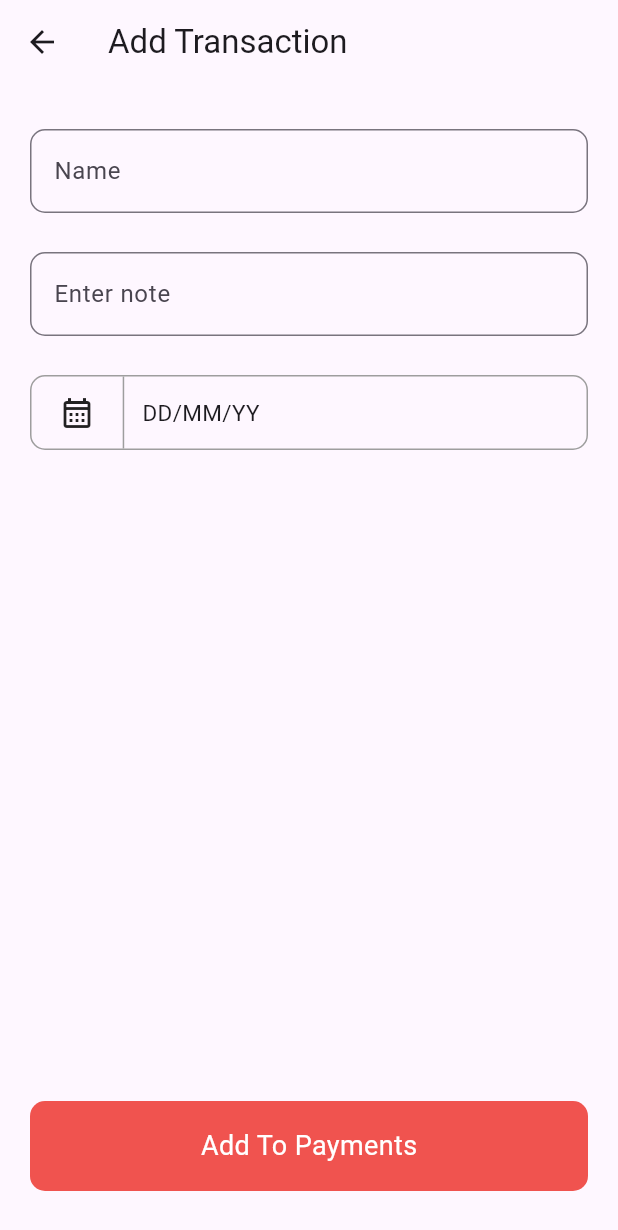
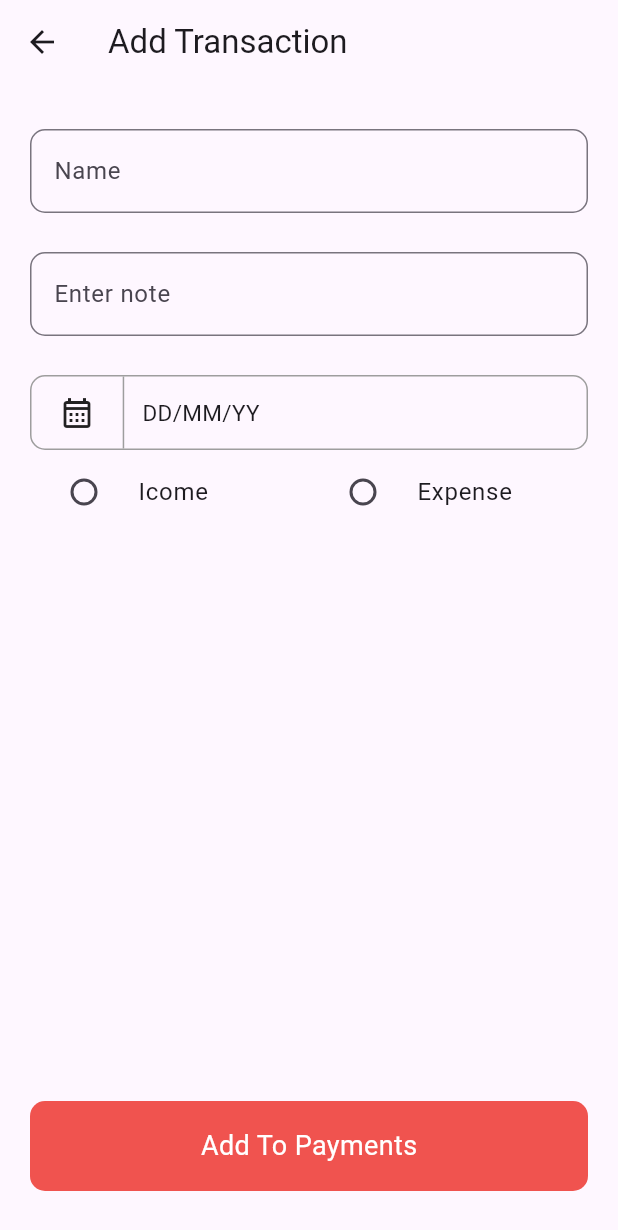
Before and after one commit to TranTrungTinLV/iPlanning, a Flutter app: the InformationBudgetScreen screen opened directly with empty values, after a tap on the "add" icon, on a phone screen of 412 x 824 dp. Shown: the top 1230 px of the screen. Run offline on Flutter 3.47's test engine with Material 3 defaults, Android fonts, the phone set to English and light mode, and no system bars; our stand-ins replace cloud_firestore, firebase_auth, firebase_core, firebase_storage, flutter_map, flutter_spinkit and 11 more; missing offline and left inert: dart:ffi; accounts and stored records are empty.

Commit message:
update sqlifte

```diff
--- a/analysis_options.yaml
+++ b/analysis_options.yaml
@@ -7,6 +7,9 @@
 
 # The following line activates a set of recommended lints for Flutter apps,
 # packages, and plugins designed to encourage good coding practices.
+analyzer:
+  errors:
+    prefer_const_constructors: ignore
 include: package:flutter_lints/flutter.yaml
 
 linter:
--- a/lib/main.dart
+++ b/lib/main.dart
@@ -5,11 +5,11 @@ import 'package:flutter/services.dart';
 import 'package:iplanning/firebase_options.dart';
 import 'package:iplanning/screens/splashScreen.dart';
 import 'package:iplanning/services/categories.dart';
-import 'package:iplanning/sqlhelper/budget_sqlife.dart';
+import 'package:iplanning/sqlhelper/note_sqlife.dart';
 
 void main() async {
   WidgetsFlutterBinding.ensureInitialized();
-  BudgetSQLHelper.getDatabase;
+  NoteSQLHelper.getDatabase;
   SystemChrome.setPreferredOrientations(
       [DeviceOrientation.portraitUp, DeviceOrientation.portraitDown]);
   await Firebase.initializeApp(
--- /dev/null
+++ b/lib/models/note.dart
@@ -0,0 +1,39 @@
+import 'package:iplanning/utils/transactionType.dart';
+import 'package:uuid/uuid.dart';
+
+class NoteModel {
+  final String name;
+  final String note_id;
+  final String budget_id;
+  final TransactionType transactionType;
+  final String? content;
+  NoteModel({
+    required this.name,
+    this.content,
+    required this.budget_id,
+    required this.note_id,
+    required this.transactionType,
+  });
+
+  factory NoteModel.fromJson(Map<String, dynamic> json) {
+    return NoteModel(
+      name: json['name'] as String,
+      note_id: json['note_id'] as String,
+      budget_id: json['budget_id'] as String,
+      content: json['content'] as String?,
+      transactionType: TransactionType.values.firstWhere(
+        (e) =>
+            e.toString() == json['transactionType'], // Convert string to enum
+      ),
+    );
+  }
+  Map<String, dynamic> toJson() {
+    return {
+      'name': name,
+      'note_id': note_id,
+      'content': content,
+      'budget_id': budget_id,
+      'transactionType': transactionType.toString()
+    };
+  }
+}
--- a/lib/screens/InformationBudgetScreen.dart
+++ b/lib/screens/InformationBudgetScreen.dart
@@ -8,11 +8,12 @@ class InformationBudgetScreen extends StatefulWidget {
       {super.key,
       required this.budgetName,
       required this.note,
-      required this.estimateAmount});
+      required this.estimateAmount,
+      required this.budgetId});
   final String budgetName;
   final String note;
   final String estimateAmount;
-
+  final String budgetId;
   @override
   State<InformationBudgetScreen> createState() =>
       _InformationBudgetScreenState();
@@ -21,6 +22,7 @@ class InformationBudgetScreen extends StatefulWidget {
 class _InformationBudgetScreenState extends State<InformationBudgetScreen>
     with SingleTickerProviderStateMixin {
   bool isOpen = true;
+  bool isCheck = false;
   late final TabController _tabController;
   @override
   void initState() {
@@ -175,7 +177,9 @@ class _InformationBudgetScreenState extends State<InformationBudgetScreen>
                       child: Text(
                         "Payments",
                         style: TextStyle(
-                            fontSize: 24, fontWeight: FontWeight.w600),
+                          fontSize: 24,
+                          fontWeight: FontWeight.w600,
+                        ),
                       ),
                     ),
                     GestureDetector(
@@ -183,7 +187,9 @@ class _InformationBudgetScreenState extends State<InformationBudgetScreen>
                         Navigator.push(
                             context,
                             MaterialPageRoute(
-                                builder: (ctx) => TransactionScreen()));
+                                builder: (ctx) => TransactionScreen(
+                                      budgetId: widget.budgetId,
+                                    )));
                       },
                       child: Container(
                         height: 25,
@@ -213,11 +219,67 @@ class _InformationBudgetScreenState extends State<InformationBudgetScreen>
                 decoration: BoxDecoration(
                     border: Border.all(color: Colors.grey),
                     borderRadius: BorderRadius.circular(8.0)),
-                child: Center(
-                    child: Text(
-                  "No payment not found",
-                  style: TextStyle(fontSize: 15.0, fontWeight: FontWeight.w300),
-                )),
+                child: !isOpen
+                    ? Center(
+                        child: Text(
+                        "No payment not found",
+                        style: TextStyle(
+                            fontSize: 15.0, fontWeight: FontWeight.w300),
+                      ))
+                    : Container(
+                        margin:
+                            EdgeInsets.symmetric(vertical: 13, horizontal: 11),
+                        child: Row(
+                          crossAxisAlignment: CrossAxisAlignment.start,
+                          mainAxisAlignment: MainAxisAlignment.spaceBetween,
+                          children: [
+                            Row(
+                              mainAxisAlignment: MainAxisAlignment.center,
+                              crossAxisAlignment: CrossAxisAlignment.start,
+                              children: [
+                                Container(
+                                  width: 19,
+                                  child: Checkbox(
+                                    value: isCheck,
+                                    onChanged: (value) {
+                                      setState(() {
+                                        isCheck = value!;
+                                      });
+                                    },
+                                  ),
+                                ),
+                                SizedBox(
+                                  width: 10,
+                                ),
+                                Column(
+                                  crossAxisAlignment: CrossAxisAlignment.start,
+                                  mainAxisAlignment: MainAxisAlignment.start,
+                                  children: [
+                                    Text(
+                                      "Name",
+                                      style: TextStyle(
+                                          fontWeight: FontWeight.w500,
+                                          fontSize: 18),
+                                    ),
+                                    Text(
+                                      "Purchased date",
+                                      style: TextStyle(
+                                          fontSize: 14,
+                                          color: Colors.grey.shade600),
+                                    )
+                                  ],
+                                )
+                              ],
+                            ),
+                            Container(
+                              child: Text(
+                                "1000",
+                                style: TextStyle(fontSize: 18),
+                              ),
+                            )
+                          ],
+                        ),
+                      ),
               ),
               Container(
                 height: MediaQuery.of(context).size.height,
--- a/lib/screens/transactionScreen.dart
+++ b/lib/screens/transactionScreen.dart
@@ -1,9 +1,21 @@
 import 'package:flutter/material.dart';
+import 'package:iplanning/sqlhelper/note_sqlife.dart';
+import 'package:iplanning/utils/transactionType.dart';
 import 'package:iplanning/widgets/TextCustomFeild.dart';
 
-class TransactionScreen extends StatelessWidget {
-  const TransactionScreen({super.key});
+class TransactionScreen extends StatefulWidget {
+  TransactionScreen({super.key, required this.budgetId});
+  final String budgetId;
+  @override
+  State<TransactionScreen> createState() => _TransactionScreenState();
+}
 
+class _TransactionScreenState extends State<TransactionScreen> {
+  bool isCheck = false;
+  TransactionType? _transactionType;
+  TextEditingController name = TextEditingController();
+  TextEditingController note = TextEditingController();
+  TextEditingController content = TextEditingController();
   @override
   Widget build(BuildContext context) {
     return Scaffold(
@@ -18,11 +30,13 @@ class TransactionScreen extends StatelessWidget {
               child: Column(
                 children: [
                   TextFieldCustom(
+                    controller: name,
                     title: 'Name',
                     bottom: 26,
                     radius: 10.0,
                   ),
                   TextFieldCustom(
+                    controller: note,
                     title: 'Enter note',
                     bottom: 26,
                     radius: 10.0,
@@ -59,11 +73,6 @@ class TransactionScreen extends StatelessWidget {
                                 style: TextStyle(fontSize: 15),
                               ),
                             ),
-                            Container(
-                              child: Row(
-                                children: [],
-                              ),
-                            )
                           ],
                         ),
                         decoration: BoxDecoration(
@@ -72,13 +81,48 @@ class TransactionScreen extends StatelessWidget {
                       ),
                     ),
                   ),
+                  Container(
+                    child: Row(
+                      children: [
+                        Expanded(
+                          child: RadioListTile(
+                              title: Text("Icome"),
+                              value: TransactionType.income,
+                              groupValue: _transactionType,
+                              onChanged: (TransactionType? value) {
+                                setState(() {
+                                  _transactionType = value;
+                                });
+                              }),
+                        ),
+                        Expanded(
+                          child: RadioListTile(
+                              title: Text("Expense"),
+                              value: TransactionType.expense,
+                              groupValue: _transactionType,
+                              onChanged: (TransactionType? value) {
+                                setState(() {
+                                  _transactionType = value;
+                                });
+                              }),
+                        )
+                      ],
+                    ),
+                  )
                 ],
               ),
             ),
             Align(
               alignment: Alignment.bottomCenter,
               child: GestureDetector(
-                onTap: () {},
+                onTap: () {
+                  NoteSQLHelper.insertNote(
+
+                      name: name.text,
+                      budget_id: widget.budgetId,
+                      content: content.text,
+                      transactionType: _transactionType!);
+                },
                 child: Container(
                   width: MediaQuery.of(context).size.width,
                   height: 60,
--- a/lib/services/budget.dart
+++ b/lib/services/budget.dart
@@ -20,7 +20,7 @@ class BudgetMethod {
       Budget budgetModel = Budget(
         event_id: event_id,
         budget_name: budget_name,
-        // budget_id: budgetId,
+        budget_id: budgetId,
         note_id: note_id,
         paidAmount: estimate_amount,
       );
--- /dev/null
+++ b/lib/utils/transactionType.dart
@@ -0,0 +1 @@
+enum TransactionType { income, expense }
```
Also changed, not shown: lib/models/Budget.dart (+5 -6 lines), lib/screens/budgetScreen.dart (+15 -11 lines), lib/sqlhelper/budget_sqlife.dart (deleted, +0 -32 lines), lib/sqlhelper/note_sqlife.dart (added, +63 -0 lines).
